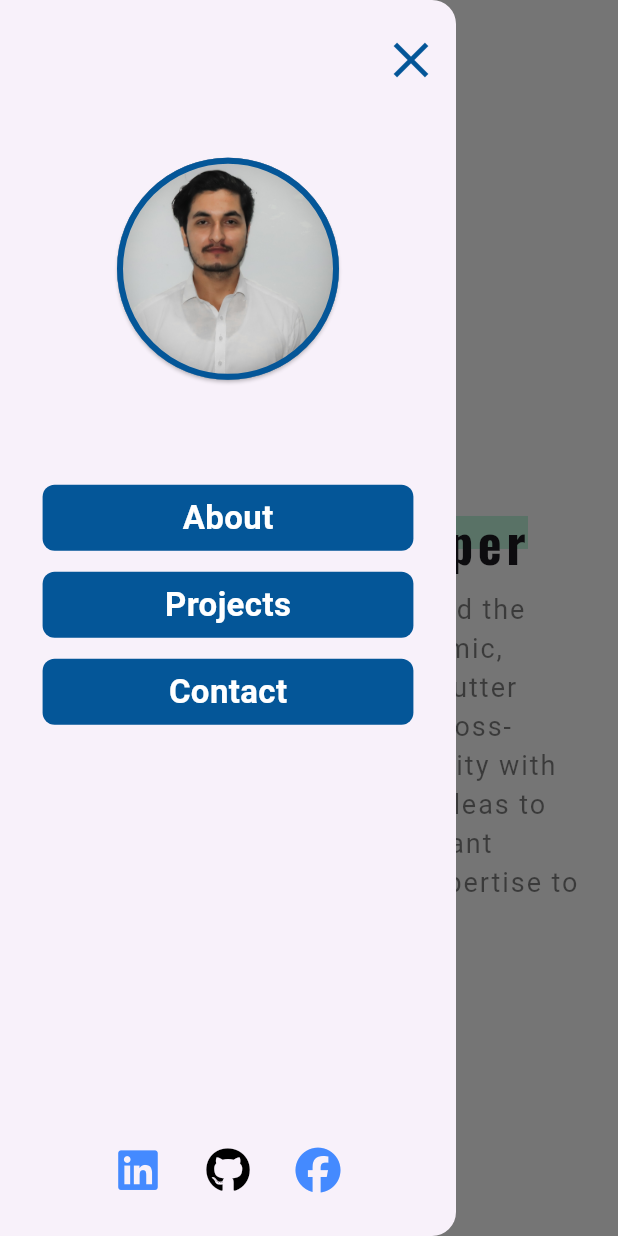
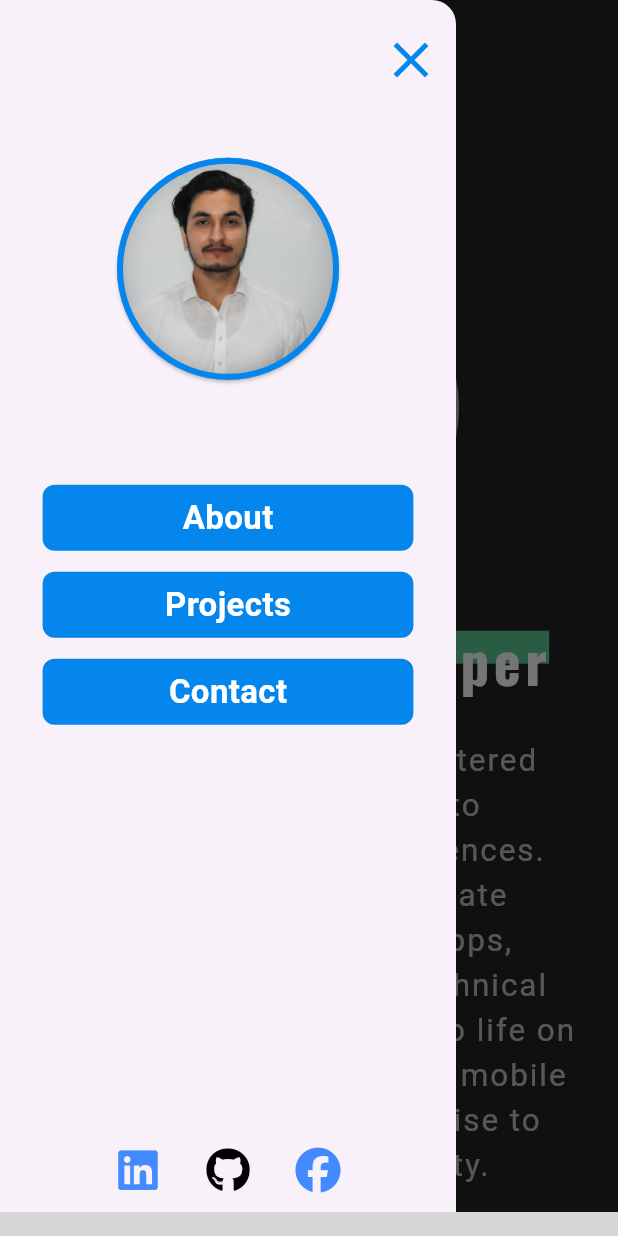
Before and after one commit to Hashimkhann1/MHashim, a Flutter app: the screen it shows after launch, scrolled down 576 dp, after a tap on the "arrow upward" icon, after a tap on the "menu" icon, on a phone screen of 412 x 824 dp. Run offline on Flutter 3.47's test engine with Material 3 defaults, Android fonts, the light colour scheme and no system bars; drawn by our look-alikes of flutter_animate; our stand-ins replace font_awesome_flutter; missing offline and left inert: flutter_animated_button; grey boxes are pictures that could not be loaded.

Commit message:
theme is changed and animation is added

```diff
--- a/lib/res/my_colors/my_colors.dart
+++ b/lib/res/my_colors/my_colors.dart
@@ -6,7 +6,7 @@ import 'dart:ui';
 class MyColors {
 
   static const Color blacColor = Color(0xFF000000);
-  static const Color flutterColor = Color(0xFF045698);
+  static const Color flutterColor = Color(0xFF0486ed);
   static const Color whiteColor = Color(0xFFFFFFFF);
 
 }
--- a/lib/res/widgets/my_drawer/my_drawer.dart
+++ b/lib/res/widgets/my_drawer/my_drawer.dart
@@ -17,22 +17,21 @@ class MyDrawer extends StatelessWidget {
     final height = MediaQuery.of(context).size.height;
 
     return Drawer(
-    child: Container(
     child: Padding(
       padding: const EdgeInsets.symmetric(horizontal: 10,vertical: 20),
       child: Column(
         children: [
           /// close Icon
-            Align(alignment: Alignment.topRight, child: GestureDetector(onTap: closeDrawerOnTap, child: Icon(Icons.clear,size: 40, color: MyColors.flutterColor,))),
+          Align(alignment: Alignment.topRight, child: GestureDetector(onTap: closeDrawerOnTap, child: const Icon(Icons.clear,size: 40, color: MyColors.flutterColor,))),
           SizedBox(height: height * 0.05,),
 
           /// my image
           Card(
             shape: RoundedRectangleBorder(
-                  side: const BorderSide(color: MyColors.flutterColor,width: 4),
+                side: BorderSide(color: MyColors.flutterColor ,width: 4),
                 borderRadius: BorderRadius.circular(84)
             ),
-              child: CircleAvatar(
+            child: const CircleAvatar(
               radius: 74,
               backgroundColor: MyColors.flutterColor,
               backgroundImage: AssetImage('assets/images/profile.jpg',),
@@ -52,7 +51,7 @@ class MyDrawer extends StatelessWidget {
                   fontSize: 22,
                   onPressed: (){},
               ),
-                SizedBox(height: 14,),
+              const SizedBox(height: 14,),
 
               /// project buttons
               MyTextButton(
@@ -62,7 +61,7 @@ class MyDrawer extends StatelessWidget {
                   fontSize: 22,
                   onPressed: (){},
               ),
-                SizedBox(height: 14,),
+              const SizedBox(height: 14,),
 
               ///contact button
               MyTextButton(
@@ -75,22 +74,21 @@ class MyDrawer extends StatelessWidget {
 
             ],
           ),
-            Spacer(),
+          const Spacer(),
 
           Row(
             mainAxisAlignment: MainAxisAlignment.center,
             children: [
-                IconButton(onPressed: () {}, icon: FaIcon(FontAwesomeIcons.linkedin , size: 30,),color: Colors.blueAccent),
-                SizedBox(width: 12,),
-                IconButton(onPressed: () {}, icon: FaIcon(FontAwesomeIcons.github , size: 30,),color: MyColors.blacColor),
-                SizedBox(width: 12,),
-                IconButton(onPressed: () {}, icon: FaIcon(FontAwesomeIcons.facebook , size: 30,),color: Colors.blueAccent),
+              IconButton(onPressed: () {}, icon: const FaIcon(FontAwesomeIcons.linkedin , size: 30,),color: Colors.blueAccent),
+              const SizedBox(width: 12,),
+              IconButton(onPressed: () {}, icon: const FaIcon(FontAwesomeIcons.github , size: 30,),color: MyColors.blacColor),
+              const SizedBox(width: 12,),
+              IconButton(onPressed: () {}, icon: const FaIcon(FontAwesomeIcons.facebook , size: 30,),color: Colors.blueAccent),
             ],
           )
         ],
       ),
     ),
-    ),
     );
   }
 }
--- /dev/null
+++ b/lib/view.dart
@@ -0,0 +1,17 @@
+
+
+export 'package:flutter/material.dart';
+export 'package:flutter_animate/flutter_animate.dart';
+export 'package:flutter_animated_button/flutter_animated_button.dart';
+export 'package:myportfolio/res/my_colors/my_colors.dart';
+export 'package:myportfolio/res/responsive/responsive.dart';
+export 'package:myportfolio/res/widgets/my_text.dart';
+export 'package:myportfolio/res/widgets/my_drawer/my_drawer.dart';
+export 'package:myportfolio/res/widgets/my_title_text.dart';
+export 'package:myportfolio/view/about_view/about_view.dart';
+export 'package:myportfolio/view/contact_view/contact_view.dart';
+export 'package:myportfolio/view/fotter_view/fotter_view.dart';
+export 'package:myportfolio/view/header_view/header_view.dart';
+export 'package:myportfolio/view/projects_view/projects_view.dart';
+export 'package:myportfolio/view/what_i_do_view/what_i_do_view.dart';
+export 'package:myportfolio/view/initial_view/initial_view.dart';
--- a/lib/view/about_view/about_view.dart
+++ b/lib/view/about_view/about_view.dart
@@ -8,16 +8,18 @@ import 'package:myportfolio/res/widgets/my_text.dart';
 import 'package:myportfolio/res/widgets/my_title_text.dart';
 
 class AboutView extends StatelessWidget {
-  const AboutView({Key? key}) : super(key: key);
+  const AboutView({super.key});
 
   @override
   Widget build(BuildContext context) {
     final width = MediaQuery.of(context).size.width;
     final height = MediaQuery.of(context).size.height;
 
-    return Container(
+    return Column(
+      children: [
+        Container(
           color: Colors.white,
-      padding: EdgeInsets.symmetric(vertical: 60, horizontal: 20),
+          padding: const EdgeInsets.symmetric(vertical: 60, horizontal: 20),
           width: Responsive.isMobile(context) ? width * 0.98 : width * 0.68,
           child: Column(
             crossAxisAlignment: CrossAxisAlignment.center,
@@ -30,7 +32,7 @@ class AboutView extends StatelessWidget {
                 .slideY(begin: -0.2, end: 0, duration: 1200.ms, curve: Curves.easeOut),
               ),
 
-          SizedBox(height: 20),
+              const SizedBox(height: 20),
 
               // Description
               MyText(title:
@@ -49,7 +51,7 @@ class AboutView extends StatelessWidget {
                   .fade(duration: 800.ms, delay: 200.ms)
                   .slideY(begin: 0.2, end: 0, duration: 1200.ms, curve: Curves.easeOut),
 
-          SizedBox(height: 40),
+              const SizedBox(height: 40),
 
               // Skills or Highlights
               Wrap(
@@ -96,13 +98,15 @@ class AboutView extends StatelessWidget {
                   .slideY(begin: 0.2, end: 0, duration: 800.ms, curve: Curves.easeOut),
             ],
           ),
+        ),
+      ],
     );
   }
 
   // Skill card widget
   Widget _buildSkillCard(String skill) {
     return Container(
-      padding: EdgeInsets.symmetric(vertical: 10, horizontal: 20),
+      padding: const EdgeInsets.symmetric(vertical: 10, horizontal: 20),
       decoration: BoxDecoration(
         // color: Colors.blueAccent.withOpacity(0.1),
         borderRadius: BorderRadius.circular(12),
@@ -110,7 +114,7 @@ class AboutView extends StatelessWidget {
       ),
       child: Text(
         skill,
-        style: TextStyle(
+        style: const TextStyle(
           fontSize: 18,
           color: MyColors.flutterColor,
           fontWeight: FontWeight.w500,
--- a/lib/view/header_view/header_view.dart
+++ b/lib/view/header_view/header_view.dart
@@ -2,6 +2,7 @@
 
 
 import 'package:flutter/material.dart';
+import 'package:flutter_animate/flutter_animate.dart';
 import 'package:myportfolio/res/my_colors/my_colors.dart';
 import 'package:myportfolio/res/responsive/responsive.dart';
 import 'package:myportfolio/res/widgets/my_text.dart';
@@ -25,7 +26,7 @@ class HeaderView extends StatelessWidget {
             children: [
 
               /// drawer icon
-              Responsive.isMobile(context) ? GestureDetector(onTap: openDrawerOnTap, child: Icon(Icons.menu,color: MyColors.flutterColor,size: 40,)) : SizedBox(),
+              Responsive.isMobile(context) ? GestureDetector(onTap: openDrawerOnTap, child: const Icon(Icons.menu,color: MyColors.flutterColor,size: 40,)) : const SizedBox(),
               Responsive.isMobile(context) ? const SizedBox() :   Card(
                 shape: RoundedRectangleBorder(
                   side: const BorderSide(color: MyColors.flutterColor,width: 4),
@@ -43,7 +44,7 @@ class HeaderView extends StatelessWidget {
                 crossAxisAlignment: CrossAxisAlignment.start,
                 children: [
                   /// name
-                  const MyText(title: "M Hashim",fontSize: 26,fontWeight: FontWeight.w900,color: MyColors.blacColor,fontFamily: 'Oswald',letterSpacing: 2,),
+                  const MyText(title: "M Hashim",fontSize: 26,fontWeight: FontWeight.w900,color: MyColors.whiteColor,fontFamily: 'Oswald',letterSpacing: 2,).animate().fade(duration: 700.ms,delay: 800.ms).shimmer(duration: const Duration(milliseconds: 2500),color: Colors.black),
                   RichText(
                       text: const TextSpan(
                           text: "Flutter",
@@ -62,13 +63,13 @@ class HeaderView extends StatelessWidget {
                                 text: "Developer",
                                 style: TextStyle(
                                     fontSize: 16,
-                                    color: MyColors.blacColor,
+                                    color: MyColors.whiteColor,
                                     fontWeight: FontWeight.w300
                                 )
                             )
                           ]
                       )
-                  )
+                  ).animate().fade(duration: 700.ms,delay: 800.ms).shimmer(duration: const Duration(milliseconds: 2500),color: MyColors.flutterColor),
                 ],
               )
             ],
--- a/lib/view/home_view/home_view.dart
+++ b/lib/view/home_view/home_view.dart
@@ -1,19 +1,8 @@
-import 'package:flutter/material.dart';
-import 'package:flutter_animate/flutter_animate.dart';
-import 'package:myportfolio/res/my_colors/my_colors.dart';
-import 'package:myportfolio/res/responsive/responsive.dart';
-import 'package:myportfolio/res/widgets/my_drawer/my_drawer.dart';
-import 'package:myportfolio/res/widgets/my_text.dart';
-import 'package:myportfolio/res/widgets/my_title_text.dart';
-import 'package:myportfolio/view/about_view/about_view.dart';
-import 'package:myportfolio/view/contact_view/contact_view.dart';
-import 'package:myportfolio/view/fotter_view/fotter_view.dart';
-import 'package:myportfolio/view/header_view/header_view.dart';
-import 'package:myportfolio/view/projects_view/projects_view.dart';
-import 'package:myportfolio/view/what_i_do_view/what_i_do_view.dart';
+import 'package:myportfolio/view.dart';
+
 
 class HomeView extends StatefulWidget {
-  HomeView({super.key});
+  const HomeView({super.key});
 
   @override
   _HomeViewState createState() => _HomeViewState();
@@ -52,7 +41,7 @@ class _HomeViewState extends State<HomeView> {
   void _scrollToTop() {
     _scrollController.animateTo(
       0,
-      duration: Duration(milliseconds: 500),
+      duration: const Duration(milliseconds: 500),
       curve: Curves.easeOut,
     );
   }
@@ -64,7 +53,7 @@ class _HomeViewState extends State<HomeView> {
 
     return Scaffold(
       key: _scaffoldKey,
-      backgroundColor: MyColors.whiteColor,
+      backgroundColor: Colors.black87,
       drawer: MyDrawer(
         closeDrawerOnTap: () {
           _scaffoldKey.currentState!.closeDrawer();
@@ -80,59 +69,19 @@ class _HomeViewState extends State<HomeView> {
               },
             ),
             SizedBox(height: Responsive.isMobile(context) ? height * 0.08 : 0),
-            Column(
-              children: [
-                CircleAvatar(
-                  radius: Responsive.isMobile(context) ? 70 : 90,
-                  backgroundColor: MyColors.flutterColor,
-                  backgroundImage: AssetImage('assets/images/profile.jpg'),
-                ),
-                SizedBox(height: Responsive.isMobile(context) ? height * 0.05 : height * 0.01),
-                Stack(
-                  alignment: Alignment.topCenter,
-                  children: [
-                    Positioned(
-                      top: height * 0.009,
-                      child: Container(
-                        height: 22,
-                        decoration: BoxDecoration(
-                          color: Colors.greenAccent.withOpacity(0.4),
-                        ),
-                        child: const MyText(
-                          title: "Flutter Developer",
-                          fontSize: 38,
-                          fontWeight: FontWeight.bold,
-                          fontFamily: 'Oswald',
-                          letterSpacing: 3,
-                          color: Colors.transparent,
-                        ),
-                      ),
-                    ).animate().fade(duration: 200.ms).scaleX(duration: Duration(milliseconds: 2300)),
-                    MyText(
-                      title: "Flutter Developer",
-                      fontSize: Responsive.isMobile(context) ? 34 : 38,
-                      fontWeight: FontWeight.bold,
-                      fontFamily: 'Oswald',
-                      letterSpacing: 3,
-                    ).animate().fade(duration: 300.ms).shakeX(duration: Duration(milliseconds: 2000)),
-                  ],
-                ),
-                SizedBox(height: height * 0.01),
-                Container(
-                  width: Responsive.isMobile(context) ? width * 0.92 : width * 0.68,
-                  child: MyText(
-                    title:
-                    "For over a decade, I’ve mastered the craft of turning code into dynamic, functional experiences. As a Flutter developer, I create seamless cross-platform apps, blending creativity with technical skill. From bringing ideas to life on the web to crafting elegant mobile solutions, I have the expertise to transform visions into reality.",
-                    fontSize: Responsive.isMobile(context) ? 18 : 26,
-                    letterSpacing: 1.3,
-                    color: MyColors.blacColor.withOpacity(0.5),
-                    textAlign: Responsive.isMobile(context) ? TextAlign.start : TextAlign.center,
-                  ),
-                ),
-              ],
-            ),
+
+
+            /// initial view
+            const InitialView(),
             SizedBox(height: Responsive.isMobile(context) ? height * 0.08 : height * 0.14),
-            AboutView(),
+
+            /// about section
+            Container(
+              color: Colors.white,
+              width: width,
+                child: const AboutView()),
+
+            /// project section
             Column(
               crossAxisAlignment: CrossAxisAlignment.start,
               children: [
@@ -144,15 +93,21 @@ class _HomeViewState extends State<HomeView> {
                   ),
                 ),
                 SizedBox(height: height * 0.02),
-                _showProjects ? ProjectsView() : SizedBox(),
+                _showProjects ? const ProjectsView() : const SizedBox(),
                 SizedBox(height: height * 0.06),
               ],
             ),
             SizedBox(height: Responsive.isMobile(context) ? height * 0.03 : height * 0.06),
+
+            /// what i love to do section
             const WhatIDoView(),
             SizedBox(height: Responsive.isMobile(context) ? height * 0.09 : height * 0.17),
+
+            /// contact section
             ContactView(),
             SizedBox(height: height * 0.05),
+
+            /// fotter sectino
             const FotterView(),
           ],
         ),
@@ -160,8 +115,8 @@ class _HomeViewState extends State<HomeView> {
       floatingActionButton: _showScrollToTopButton
           ? FloatingActionButton(
         onPressed: _scrollToTop,
-        child: Icon(Icons.arrow_upward),
         backgroundColor: MyColors.flutterColor,
+        child: const Icon(Icons.arrow_upward),
       )
           : null,
     );
--- a/lib/view/projects_view/projects_view.dart
+++ b/lib/view/projects_view/projects_view.dart
@@ -15,7 +15,7 @@ class ProjectsView extends StatelessWidget {
         // controller: _scrollController,
         itemCount: 6,
         shrinkWrap: true,
-        physics: NeverScrollableScrollPhysics(),
+        physics: const NeverScrollableScrollPhysics(),
         gridDelegate: SliverGridDelegateWithFixedCrossAxisCount(
           crossAxisCount: Responsive.isMobile(context)
               ? 1
--- a/pubspec.yaml
+++ b/pubspec.yaml
@@ -37,6 +37,7 @@ dependencies:
   cupertino_icons: ^1.0.6
   font_awesome_flutter: ^10.7.0
   flutter_animate: ^4.5.0
+  flutter_animated_button: ^2.0.3
 
 dev_dependencies:
   flutter_test:
```
Also changed, not shown: pubspec.lock. Lines whose indentation alone changed are shown as unchanged.
